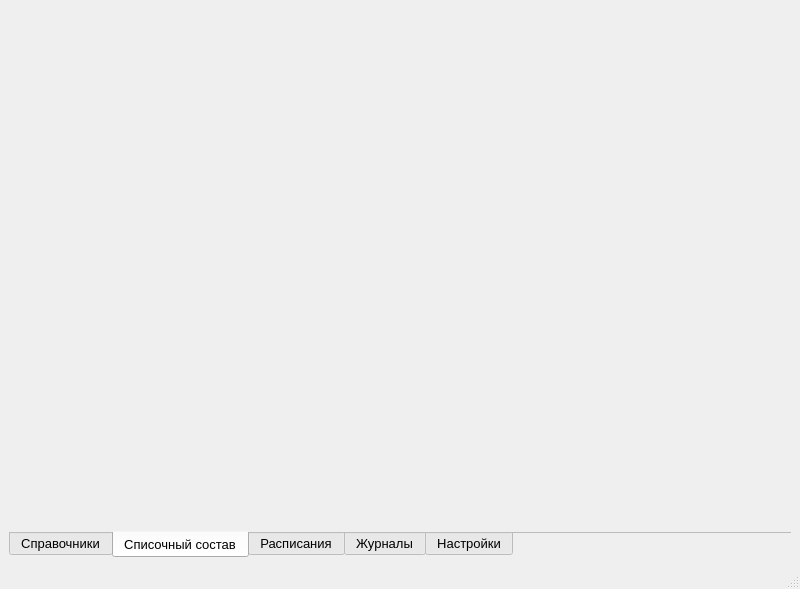
Before: the Qt Designer form widgets/MainWindow.ui in AlexanderSokolov69/Journals, drawn with Qt 5.
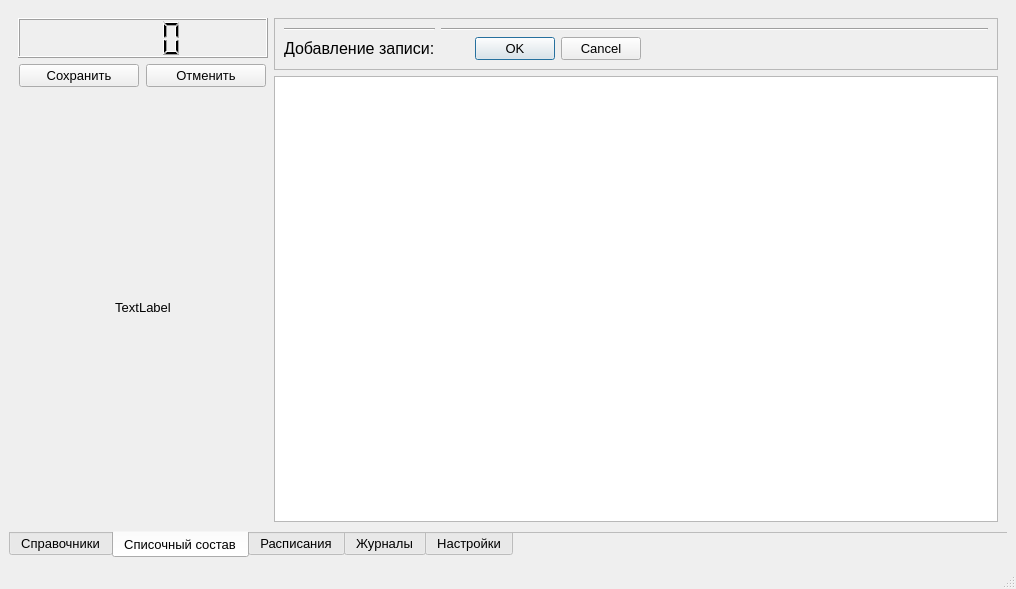
After: the same form once the commit is applied. The open tabs and pages were chosen to show the change. Icons and pictures are not drawn.

What changed in the file:
```diff
--- a/widgets/MainWindow.ui
+++ b/widgets/MainWindow.ui
@@ -6,7 +6,7 @@
    <rect>
     <x>0</x>
     <y>0</y>
-    <width>800</width>
+    <width>1016</width>
     <height>589</height>
    </rect>
   </property>
@@ -27,7 +27,7 @@
    <bool>false</bool>
   </property>
   <widget class="QWidget" name="centralwidget">
-   <layout class="QVBoxLayout" name="verticalLayout">
+   <layout class="QVBoxLayout" name="verticalLayout_6">
     <item>
      <widget class="QTabWidget" name="MainTab">
       <property name="font">
@@ -564,6 +564,174 @@
        <attribute name="title">
         <string>Списочный состав</string>
        </attribute>
+       <layout class="QHBoxLayout" name="horizontalLayout_2">
+        <item>
+         <layout class="QVBoxLayout" name="verticalLayout">
+          <item>
+           <widget class="QLCDNumber" name="lcdNumber">
+            <property name="sizePolicy">
+             <sizepolicy hsizetype="Fixed" vsizetype="Fixed">
+              <horstretch>0</horstretch>
+              <verstretch>0</verstretch>
+             </sizepolicy>
+            </property>
+            <property name="minimumSize">
+             <size>
+              <width>250</width>
+              <height>40</height>
+             </size>
+            </property>
+            <property name="digitCount">
+             <number>4</number>
+            </property>
+           </widget>
+          </item>
+          <item>
+           <layout class="QHBoxLayout" name="horizontalLayout_3">
+            <item>
+             <widget class="QPushButton" name="p2_commit">
+              <property name="sizePolicy">
+               <sizepolicy hsizetype="Preferred" vsizetype="Preferred">
+                <horstretch>0</horstretch>
+                <verstretch>0</verstretch>
+               </sizepolicy>
+              </property>
+              <property name="maximumSize">
+               <size>
+                <width>120</width>
+                <height>30</height>
+               </size>
+              </property>
+              <property name="layoutDirection">
+               <enum>Qt::LeftToRight</enum>
+              </property>
+              <property name="text">
+               <string>Сохранить</string>
+              </property>
+             </widget>
+            </item>
+            <item>
+             <widget class="QPushButton" name="p2_rollback">
+              <property name="sizePolicy">
+               <sizepolicy hsizetype="Minimum" vsizetype="Preferred">
+                <horstretch>0</horstretch>
+                <verstretch>0</verstretch>
+               </sizepolicy>
+              </property>
+              <property name="maximumSize">
+               <size>
+                <width>120</width>
+                <height>30</height>
+               </size>
+              </property>
+              <property name="text">
+               <string>Отменить</string>
+              </property>
+             </widget>
+            </item>
+           </layout>
+          </item>
+          <item>
+           <widget class="QLabel" name="label_4">
+            <property name="sizePolicy">
+             <sizepolicy hsizetype="Preferred" vsizetype="Expanding">
+              <horstretch>0</horstretch>
+              <verstretch>0</verstretch>
+             </sizepolicy>
+            </property>
+            <property name="text">
+             <string>TextLabel</string>
+            </property>
+            <property name="alignment">
+             <set>Qt::AlignCenter</set>
+            </property>
+           </widget>
+          </item>
+         </layout>
+        </item>
+        <item>
+         <layout class="QVBoxLayout" name="verticalLayout_5">
+          <item>
+           <widget class="QFrame" name="frame_4">
+            <property name="minimumSize">
+             <size>
+              <width>0</width>
+              <height>40</height>
+             </size>
+            </property>
+            <property name="frameShape">
+             <enum>QFrame::StyledPanel</enum>
+            </property>
+            <property name="frameShadow">
+             <enum>QFrame::Raised</enum>
+            </property>
+            <layout class="QGridLayout" name="gridLayout_2">
+             <item row="0" column="0">
+              <widget class="Line" name="line_7">
+               <property name="sizePolicy">
+                <sizepolicy hsizetype="Preferred" vsizetype="Fixed">
+                 <horstretch>0</horstretch>
+                 <verstretch>0</verstretch>
+                </sizepolicy>
+               </property>
+               <property name="orientation">
+                <enum>Qt::Horizontal</enum>
+               </property>
+              </widget>
+             </item>
+             <item row="0" column="1">
+              <widget class="Line" name="line_8">
+               <property name="sizePolicy">
+                <sizepolicy hsizetype="Expanding" vsizetype="Fixed">
+                 <horstretch>0</horstretch>
+                 <verstretch>0</verstretch>
+                </sizepolicy>
+               </property>
+               <property name="orientation">
+                <enum>Qt::Horizontal</enum>
+               </property>
+              </widget>
+             </item>
+             <item row="1" column="0">
+              <widget class="QLabel" name="label_5">
+               <property name="maximumSize">
+                <size>
+                 <width>300</width>
+                 <height>16777215</height>
+                </size>
+               </property>
+               <property name="font">
+                <font>
+                 <pointsize>12</pointsize>
+                </font>
+               </property>
+               <property name="text">
+                <string>Добавление записи:</string>
+               </property>
+              </widget>
+             </item>
+             <item row="1" column="1">
+              <widget class="QDialogButtonBox" name="buttonBox">
+               <property name="maximumSize">
+                <size>
+                 <width>200</width>
+                 <height>16777215</height>
+                </size>
+               </property>
+               <property name="standardButtons">
+                <set>QDialogButtonBox::Cancel|QDialogButtonBox::Ok</set>
+               </property>
+              </widget>
+             </item>
+            </layout>
+           </widget>
+          </item>
+          <item>
+           <widget class="QTableView" name="tableView_2"/>
+          </item>
+         </layout>
+        </item>
+       </layout>
       </widget>
       <widget class="QWidget" name="tab3">
        <attribute name="title">
```
Left out of the diff: 17 changed lines with no effect on the pictures.
